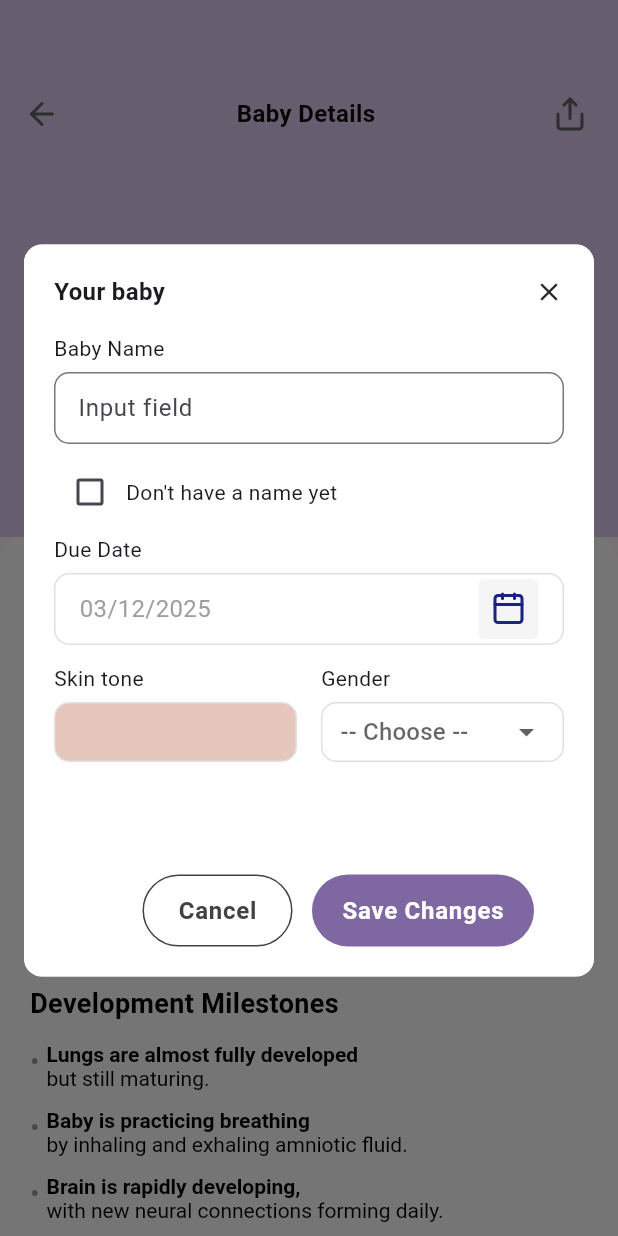
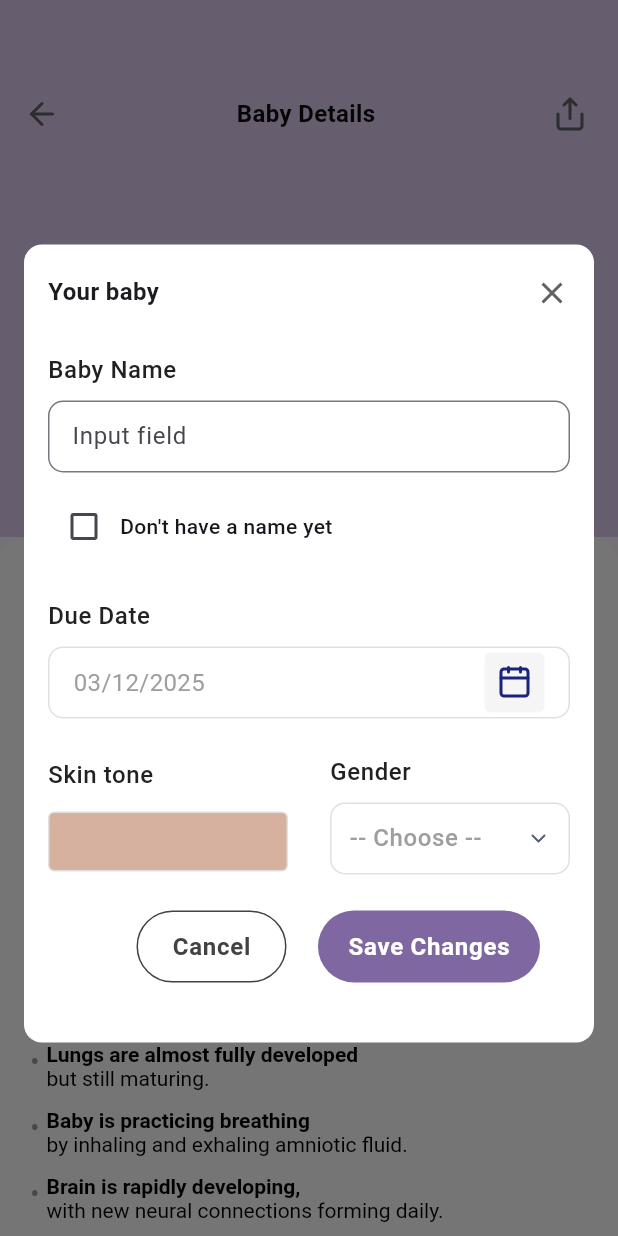
Before and after one commit to ABDULLAHABBASI707/mm_project, a Flutter app: the BabyDetailsScreen screen opened directly, after a tap on "Edit", on a phone screen of 412 x 824 dp. Run offline on Flutter 3.47's test engine with Material 3 defaults, Android fonts, the phone set to English and light mode, and no system bars; our stand-ins replace badges, flutter_svg, image_picker, lucide_icons_flutter, reactive_forms.

Commit message:
Initial commit

```diff
--- a/lib/features/baby_screen/baby_details.dart
+++ b/lib/features/baby_screen/baby_details.dart
@@ -71,25 +71,6 @@ class _BabyDetailsScreenState extends State<BabyDetailsScreen> {
                           ],
                         ),
                         const Spacer(),
-                        Container(
-                          height: 32,
-                          padding: const EdgeInsets.symmetric(
-                            horizontal: Sizes.s12,
-                          ),
-                          decoration: BoxDecoration(
-                            color: CustomColors.btncolor,
-                            borderRadius: BorderRadius.circular(Sizes.s40),
-                          ),
-                          child: Row(
-                            mainAxisSize: MainAxisSize.min,
-                            children:  [
-                             // SizedBox(width: Sizes.s2),
-                              Icon(
-                                LucideIcons.pencil,
-                                size: Sizes.s14,
-                                color: Color(0xFF616161),
-                              ),
-                              SizedBox(width: Sizes.s8),
                         InkWell(
                           onTap: () {
                             showDialog(
@@ -97,20 +78,37 @@ class _BabyDetailsScreenState extends State<BabyDetailsScreen> {
                               builder: (context) => const BabyDialogScreen(),
                             );
                           },
-                                child: Text(
+                          borderRadius: BorderRadius.circular(Sizes.s40),
+                          child: Container(
+                            height: 32,
+                            padding: const EdgeInsets.symmetric(horizontal: Sizes.s12),
+                            decoration: BoxDecoration(
+                              color: CustomColors.btncolor,
+                              borderRadius: BorderRadius.circular(Sizes.s40),
+                            ),
+                            child: Row(
+                              mainAxisSize: MainAxisSize.min,
+                              children: [
+                                Icon(
+                                  LucideIcons.pencil,
+                                  size: Sizes.s14,
+                                  color: const Color(0xFF616161),
+                                ),
+                                const SizedBox(width: Sizes.s8),
+                                Text(
                                   "Edit",
                                   style: TextStyle(
-                                    color: Color(0xFF090909),
+                                    color: const Color(0xFF090909),
                                     fontSize: FontSize.f14,
                                     fontWeight: FontWeight.w600,
                                   ),
                                 ),
-
-                              ),
-                              SizedBox(width: 10,)
+                                const SizedBox(width: 10),
                               ],
                             ),
                           ),
+                        ),
+
                       ],
                     ),
                   ),
--- a/lib/features/baby_screen/baby_dialogbox.dart
+++ b/lib/features/baby_screen/baby_dialogbox.dart
@@ -1,4 +1,5 @@
 import 'package:flutter/material.dart';
+import 'package:lucide_icons_flutter/lucide_icons.dart';
 import 'package:mm_project/sdk/widgets/button_widget.dart';
 import 'package:mm_project/sdk/widgets/custom_date_picker.dart';
 
@@ -23,29 +24,31 @@ class _BabyDialogScreenState extends State<BabyDialogScreen> {
       child: Dialog(
         insetPadding: const EdgeInsets.symmetric(horizontal: 16, vertical: 163),
         shape: RoundedRectangleBorder(borderRadius: BorderRadius.circular(12)),
-        child: Container(
-          height: 488,
-          width: double.infinity,
-          padding: const EdgeInsets.only(
-            left: 20,
-            right: 20,
-            bottom: 20,
-            top: 20,
-          ),
-          decoration: BoxDecoration(
-            color: Colors.white,
-            borderRadius: BorderRadius.circular(12),
-          ),
+        backgroundColor: Color(0xFFFFFFFF),
+        child: SingleChildScrollView(
+          physics: const BouncingScrollPhysics(),
+          child: Padding(
+            padding: const EdgeInsets.fromLTRB(16, 20, 16, 20),
             child: Column(
+              mainAxisSize: MainAxisSize.min,
               crossAxisAlignment: CrossAxisAlignment.start,
               children: [
                 _buildHeading(context),
-              const SizedBox(height: 16),
+                const SizedBox(height: 28),
                 _buildNameField(),
                 _buildNoNameCheckbox(),
-              const SizedBox(height: 4),
-              const Text("Due Date"),
-              const SizedBox(height: 6),
+                const SizedBox(height: 24),
+                const Text(
+                  "Due Date",
+                  style: TextStyle(
+                    color: Color(0xFF212121),
+                    fontSize: 16,
+                    fontWeight: FontWeight.w500,
+                    height: 24 / 16,
+                    letterSpacing: 0.4,
+                  ),
+                ),
+                const SizedBox(height: 8),
                 CustomDatePicker(
                   selectedDate: _selectedDate,
                   onDatePicked: (date) {
@@ -53,41 +56,53 @@ class _BabyDialogScreenState extends State<BabyDialogScreen> {
                   },
                   labelText: "03/12/2025",
                 ),
-              const SizedBox(height: 12),
+                const SizedBox(height: 24),
                 _buildSkinToneAndGender(),
-              const Spacer(),
+                const SizedBox(height: 24),
                 _buildActionButtons(),
               ],
+            ),
           ),
         ),
       ),
     );
   }
 
-  /// Heading
   Widget _buildHeading(BuildContext context) {
     return Row(
       mainAxisAlignment: MainAxisAlignment.spaceBetween,
       children: [
         const Text(
           "Your baby",
-          style: TextStyle(fontWeight: FontWeight.w700, fontSize: 16),
+          style: TextStyle(
+            fontWeight: FontWeight.w600,
+            fontSize: 16,
+            height: 24 / 16,
+          ),
         ),
         GestureDetector(
           onTap: () => Navigator.pop(context),
-          child: const Icon(Icons.close, size: 20),
+          child: const Icon(Icons.close, size: 24, color: Color(0xFF616161)),
         ),
       ],
     );
   }
 
-  /// Baby Name TextField
   Widget _buildNameField() {
     return Column(
       crossAxisAlignment: CrossAxisAlignment.start,
       children: [
-        const Text("Baby Name"),
-        const SizedBox(height: 6),
+        const Text(
+          "Baby Name",
+          style: TextStyle(
+            color: Color(0xFF212121),
+            fontSize: 16,
+            fontWeight: FontWeight.w500,
+            letterSpacing: 0.4,
+            height: 24 / 16,
+          ),
+        ),
+        const SizedBox(height: 8),
         TextField(
           controller: _nameController,
           enabled: !_noNameYet,
@@ -100,12 +115,11 @@ class _BabyDialogScreenState extends State<BabyDialogScreen> {
             ),
           ),
         ),
-        const SizedBox(height: 8),
+        const SizedBox(height: 12),
       ],
     );
   }
 
-  ///  Name Checkbox
   Widget _buildNoNameCheckbox() {
     return Row(
       children: [
@@ -119,12 +133,19 @@ class _BabyDialogScreenState extends State<BabyDialogScreen> {
             });
           },
         ),
-        const Text("Don't have a name yet"),
+        const Text(
+          "Don't have a name yet",
+          style: TextStyle(
+            color: Color(0xFF16171D),
+            fontWeight: FontWeight.w500,
+            fontSize: 14,
+            height: 20 / 14,
+          ),
+        ),
       ],
     );
   }
 
-  /// Skin Tone and Gender
   Widget _buildSkinToneAndGender() {
     return Row(
       children: [
@@ -132,30 +153,48 @@ class _BabyDialogScreenState extends State<BabyDialogScreen> {
           child: Column(
             crossAxisAlignment: CrossAxisAlignment.start,
             children: [
-              const Text("Skin tone"),
-              const SizedBox(height: 6),
+              const Text(
+                "Skin tone",
+                style: TextStyle(
+                  color: Color(0xFF212121),
+                  fontWeight: FontWeight.w500,
+                  fontSize: 16,
+                  height: 24 / 16,
+                  letterSpacing: 0.4,
+                ),
+              ),
+              const SizedBox(height: 12),
               Container(
                 height: 40,
                 width: double.infinity,
                 decoration: BoxDecoration(
                   border: Border.all(color: Colors.grey.shade300),
-                  borderRadius: BorderRadius.circular(10),
-                  color: const Color(0xFFE6C7BC),
+                  borderRadius: BorderRadius.circular(4),
+                  color: const Color(0xFFD7B1A0),
                 ),
               ),
             ],
           ),
         ),
-        const SizedBox(width: 16),
+        const SizedBox(width: 28),
         Expanded(
           child: Column(
             crossAxisAlignment: CrossAxisAlignment.start,
             children: [
-              const Text("Gender"),
-              const SizedBox(height: 6),
+              Text(
+                "Gender",
+                style: TextStyle(
+                  color: Color(0XFF212121),
+                  fontWeight: FontWeight.w500,
+                  fontSize: 16,
+                  height: 24 / 16,
+                  letterSpacing: 0.4,
+                ),
+              ),
+              const SizedBox(height: 8),
               Container(
                 padding: const EdgeInsets.symmetric(horizontal: 12),
-                height: 40,
+                height: 48,
                 decoration: BoxDecoration(
                   border: Border.all(color: Colors.grey.shade300),
                   borderRadius: BorderRadius.circular(10),
@@ -163,7 +202,21 @@ class _BabyDialogScreenState extends State<BabyDialogScreen> {
                 child: DropdownButtonHideUnderline(
                   child: DropdownButton<String>(
                     value: _selectedGender,
-                    hint: const Text("-- Choose --"),
+                    hint: const Text(
+                      "-- Choose --",
+                      style: TextStyle(
+                        fontSize: 16,
+                        fontWeight: FontWeight.w500,
+                        color: Color(0xFF9E9E9E),
+                        height: 24 / 16,
+                        letterSpacing: 0.4,
+                      ),
+                    ),
+                    icon: const Icon(
+                      LucideIcons.chevronDown,
+                      color: Color(0xFF575D75),
+                      size: 16,
+                    ),
                     isExpanded: true,
                     items: genders.map((String value) {
                       return DropdownMenuItem(value: value, child: Text(value));
@@ -181,29 +234,27 @@ class _BabyDialogScreenState extends State<BabyDialogScreen> {
     );
   }
 
-  /// Bottom Buttons
   Widget _buildActionButtons() {
     return Padding(
-      padding: const EdgeInsets.only(left: 59,right:20 ),
+      padding: const EdgeInsets.only(left: 59, right: 20, bottom: 20),
       child: Row(
         mainAxisAlignment: MainAxisAlignment.spaceBetween,
         children: [
           RoundButton(
             btnwidth: 100,
+            btnheight: 48,
             title: "Cancel",
             onTap: () {},
             textColor: const Color(0xFF424242),
             bgcolor: const Color(0xFFFFFFFF),
             borderColor: const Color(0xFF424242),
-            btnheight: 48,
           ),
-
           RoundButton(
             btnwidth: 148,
+            btnheight: 48,
             title: "Save Changes",
             onTap: () {},
             bgcolor: const Color(0xFF7F67A1),
-            btnheight: 48,
           ),
         ],
       ),
--- a/lib/features/login_screen/login_screen.dart
+++ b/lib/features/login_screen/login_screen.dart
@@ -4,6 +4,7 @@ import 'package:mm_project/features/login_screen/password_recovery.dart';
 import 'package:mm_project/styles/colors/colors.dart';
 import 'package:reactive_forms/reactive_forms.dart';
 import '../../sdk/widgets/onboarding_btn.dart';
+import '../baby_screen/baby_details.dart';
 
 class LoginScreen extends StatelessWidget {
   final FormGroup form = FormGroup({
@@ -55,7 +56,10 @@ class LoginScreen extends StatelessWidget {
                   decoration: _inputDecoration("• • • • • • •"),
                 ),
                 const SizedBox(height: 24),
-                GenericButton(text: "Login", color: Colors.white),
+                GenericButton(text: "Login", color: Colors.white,onPressed: (){
+                  Navigator.push(context, MaterialPageRoute(builder: (context)=>BabyDetailsScreen()));
+
+                },),
                 const SizedBox(height: 12),
                 TextButton(
                   onPressed: () {
--- a/lib/main.dart
+++ b/lib/main.dart
@@ -21,7 +21,7 @@ class MyApp extends StatelessWidget {
       theme: ThemeData(
         colorScheme: ColorScheme.fromSeed(seedColor: Colors.deepPurple),
       ),
-      home: BabyDetailsScreen(),
+      home: OnBoardingPageViewScreen(),
       debugShowCheckedModeBanner: false,
     );
   }
```
Also changed, not shown: lib/features/baby_screen/baby_bottomsheet.dart (+63 -32 lines), lib/features/home_screen/home_screen.dart (+36 -99 lines), lib/features/onboarding_screen/onboarding_screen.dart (+23 -8 lines). Lines whose indentation alone changed are shown as unchanged.
